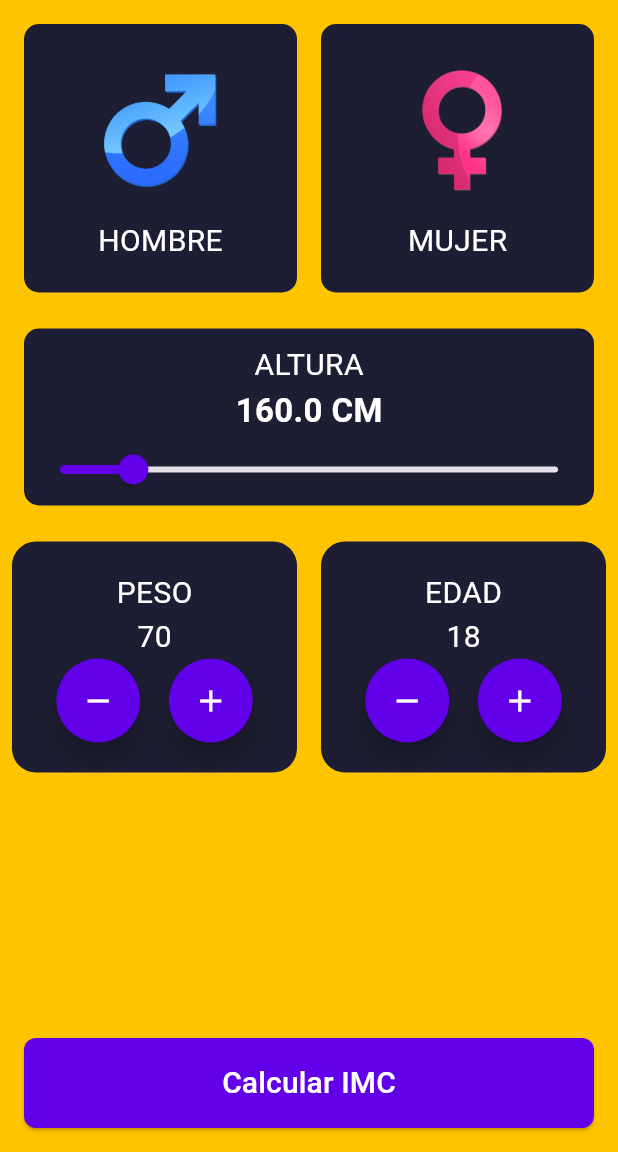
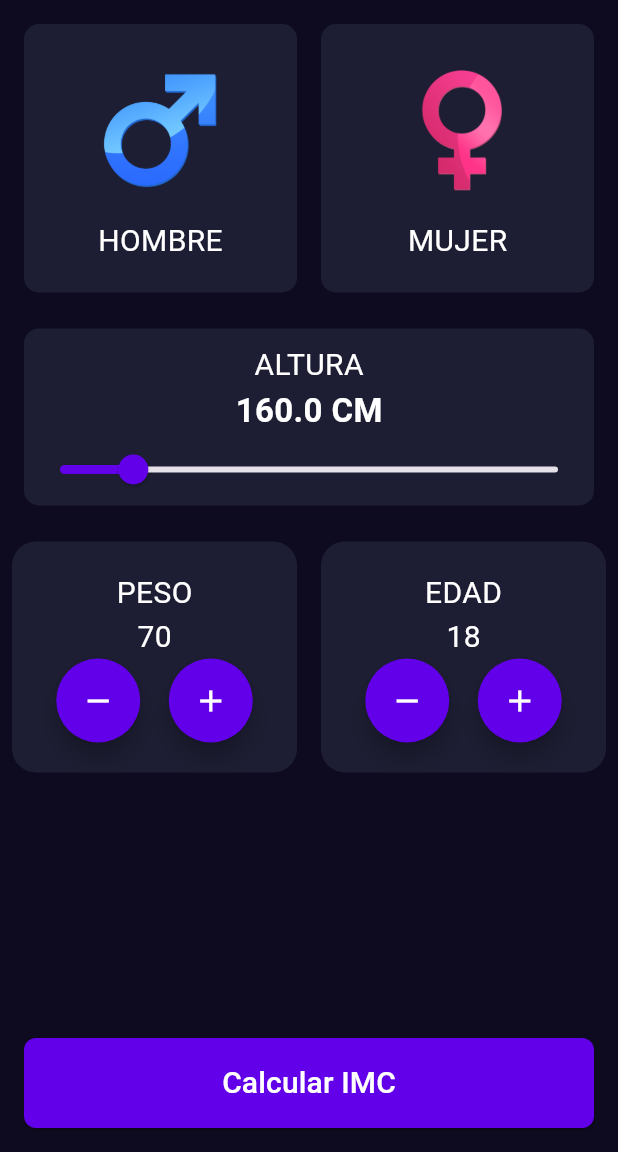
Before and after one commit to kba1986cr/aprendiendoFlutter, a Flutter app: the screen it shows after launch, on a phone screen of 412 x 824 dp, the part 84-1236 px from its top. Run offline on Flutter 3.47's test engine with Material 3 defaults, Android fonts, the phone set to English and light mode, and no system bars; missing offline and left inert: dart:ffi.

Commit message:
imc_Dos results_screen + stylesVariados

```diff
--- /dev/null
+++ b/imc_dos/lib/core/buttos_style.dart
@@ -0,0 +1,25 @@
+import 'package:flutter/material.dart';
+import 'package:imc_dos/core/app_colors.dart';
+
+class ButtonStyles {
+  static final ButtonStyle primaryButton = ButtonStyle(
+    shape: WidgetStatePropertyAll(
+      RoundedRectangleBorder(borderRadius: BorderRadius.circular(8)),
+    ),
+    backgroundColor: WidgetStatePropertyAll(AppColors.primary),
+  );
+}
+
+
+/*
+static final ButtonStyle secondaryButton = ButtonStyle(
+  shape: MaterialStatePropertyAll(
+    RoundedRectangleBorder(
+      borderRadius: BorderRadius.circular(8),
+      side: BorderSide(color: AppColors.primary),
+    ),
+  ),
+  backgroundColor: MaterialStatePropertyAll(Colors.transparent),
+  foregroundColor: MaterialStatePropertyAll(AppColors.primary),
+);
+*/
--- a/imc_dos/lib/core/text_styles.dart
+++ b/imc_dos/lib/core/text_styles.dart
@@ -5,6 +5,12 @@ class TextStyles {
   static const TextStyle bodyText = TextStyle(
     color: Colors.white,
     fontSize: 20,
+  );
+
+  static const TextStyle bodyTextResult = TextStyle(
+    fontSize: 38,
+    color: Colors.white,
+    fontWeight: FontWeight.bold,
   );
 
   /*
--- a/imc_dos/lib/screens/imc_home_screec.dart
+++ b/imc_dos/lib/screens/imc_home_screec.dart
@@ -6,6 +6,7 @@ import 'package:imc_dos/components/height_selector.dart';
 import 'package:imc_dos/components/imc_result_screen.dart';
 import 'package:imc_dos/components/number_selector.dart';
 import 'package:imc_dos/core/app_colors.dart';
+import 'package:imc_dos/core/buttos_style.dart';
 import 'package:imc_dos/core/text_styles.dart';
 
 class ImcHomeScreen extends StatefulWidget {
@@ -24,7 +25,7 @@ class _ImcHomeScreenState extends State<ImcHomeScreen> {
   @override
   Widget build(BuildContext context) {
     return Scaffold(
-      backgroundColor: AppColors.accent,
+      backgroundColor: AppColors.background,
       body: Column(
         children: [
           //
@@ -89,14 +90,7 @@ class _ImcHomeScreenState extends State<ImcHomeScreen> {
                     ),
                   );
                 },
-                style: ButtonStyle(
-                  shape: WidgetStatePropertyAll(
-                    RoundedRectangleBorder(
-                      borderRadius: BorderRadius.circular(8),
-                    ),
-                  ),
-                  backgroundColor: WidgetStatePropertyAll(AppColors.primary),
-                ),
+                style: ButtonStyles.primaryButton,
                 child: Text("Calcular IMC", style: TextStyles.bodyText),
               ),
             ),
```
Also changed, not shown: imc_dos/lib/components/imc_result_screen.dart (+47 -12 lines), imc_dos/lib/core/decoration_style.dart (added, +9 -0 lines).
